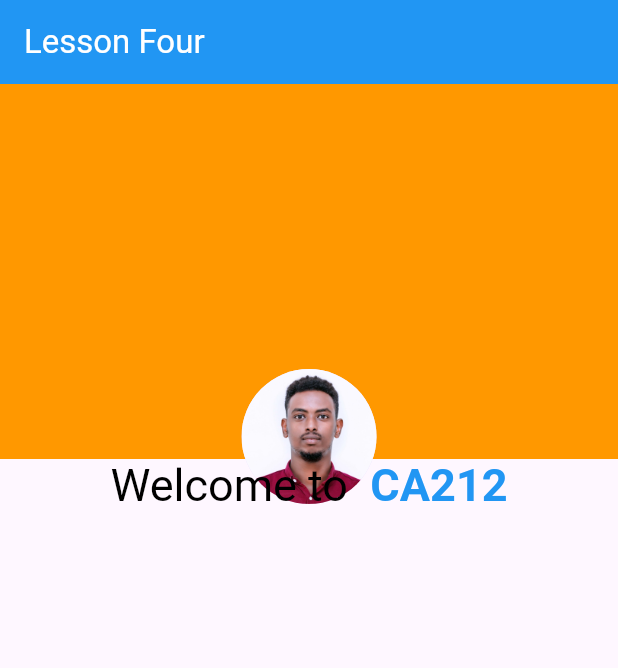
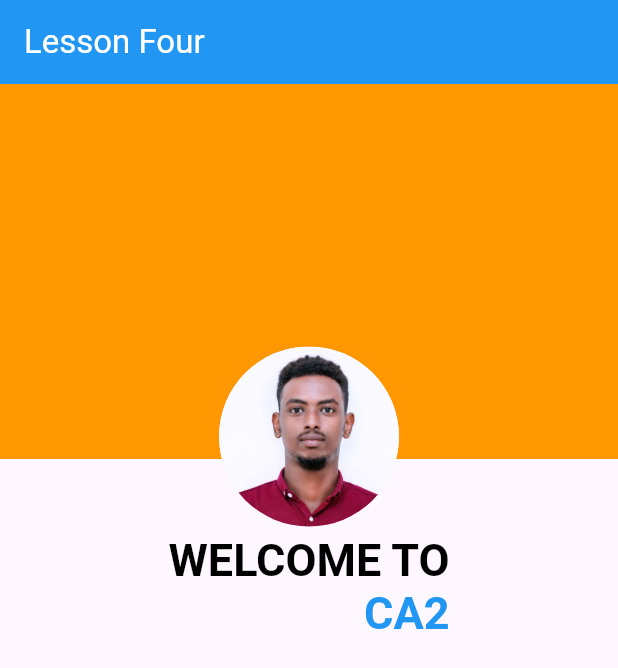
Before and after one commit to ahmed-moha/just-flutter-CA21, a Flutter app: the screen it shows after launch, on a phone screen of 412 x 824 dp. Shown: the top 668 px of the screen. Run offline on Flutter 3.47's test engine with Material 3 defaults, Android fonts, the phone set to English and light mode, and no system bars.

Commit message:
LESSON FOUR STACK WIDGET, RICHTEXT

```diff
--- a/lib/lesson 4/lesson_four.dart
+++ b/lib/lesson 4/lesson_four.dart
@@ -22,33 +22,40 @@ class LessonFour extends StatelessWidget {
                 alignment: Alignment.bottomCenter,
                 children: [
                   Positioned(
-                  bottom: -30,
+                    bottom: -45,
                     child: CircleAvatar(
-                    radius: 45,
-                    backgroundImage: AssetImage("images/1.jpeg"),
+                      radius: 60,
+                      backgroundImage: AssetImage(
+                        "images/1.jpeg",
+                      ),
                     ),
                   )
                 ],
               ),
             ),
+            const SizedBox(
+              height: 50,
+            ),
             RichText(
+              textAlign: TextAlign.right,
               text: const TextSpan(
-                text: "Welcome to ",
+                text: "WELCOME TO",
                 style: TextStyle(
-                  color: Colors.black,
                     fontSize: 30,
-                ),
+                    fontWeight: FontWeight.bold,
+                    color: Colors.black),
                 children: [
                   TextSpan(
-                      text: " CA212",
+                    text: "\nCA2",
                     style: TextStyle(
-                          color: Colors.blue,
                         fontSize: 30,
-                          fontWeight: FontWeight.bold))
-                ]),
+                        fontWeight: FontWeight.bold,
+                        color: Colors.blue),
                   )
                 ],
               ),
-    );
+            )
+          ],
+        ));
   }
 }
```
Also changed, not shown: lib/lesson 4/stack_wdiget.dart (deleted, +0 -66 lines). Lines whose indentation alone changed are shown as unchanged.
